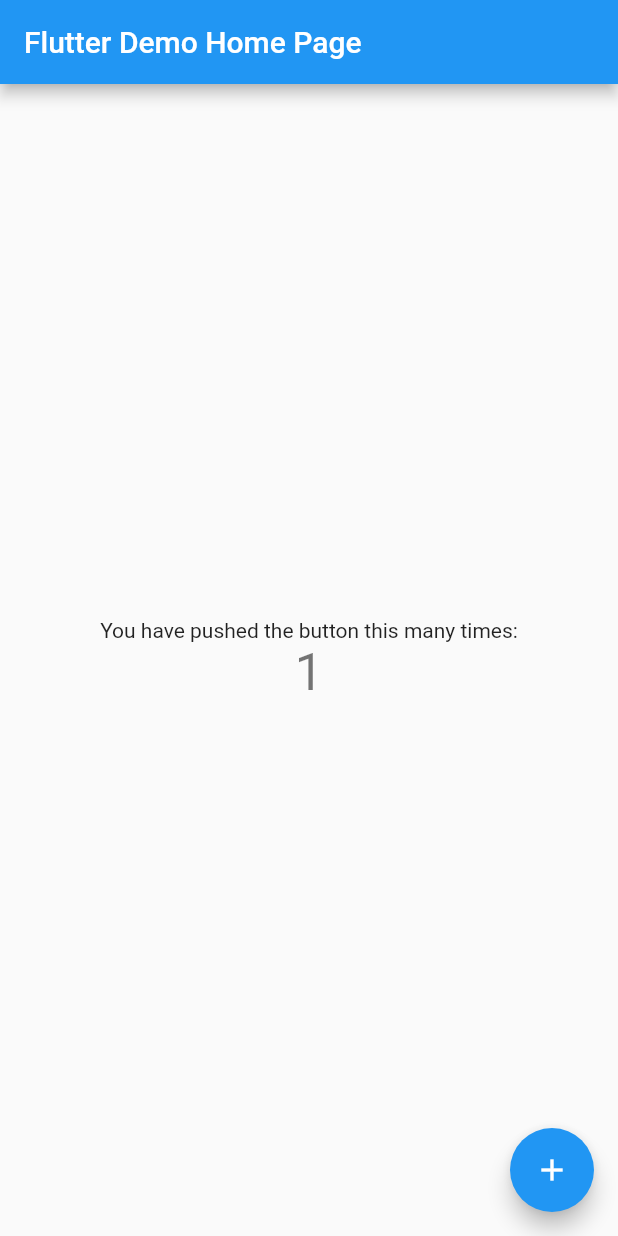
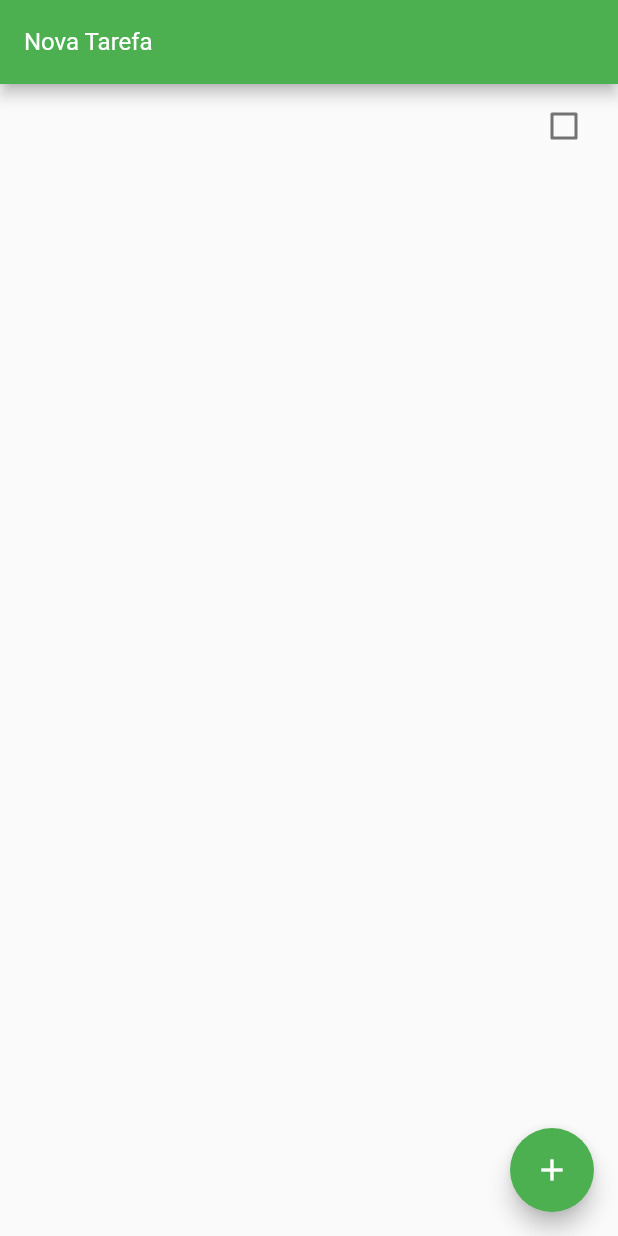
Before and after one commit to tarcisioribeiro-zz/Flutter, a Flutter app: the screen it shows after launch, after a tap on the "add" icon, on a phone screen of 412 x 824 dp. Run offline on Flutter 3.47's test engine with Material 2 defaults, Android fonts, the phone set to English and light mode, and no system bars; our stand-ins replace shared_preferences.

Commit message:
Mudei o main

```diff
--- a/todo/lib/main.dart
+++ b/todo/lib/main.dart
@@ -1,117 +1,127 @@
 import 'package:flutter/material.dart';
+import 'package:shared_preferences/shared_preferences.dart';
+import 'dart:convert';
 
-void main() {
-  runApp(MyApp());
-}
+import 'models/todo.dart';
+
+void main() => runApp(MyApp());
 
 class MyApp extends StatelessWidget {
-  // This widget is the root of your application.
   @override
   Widget build(BuildContext context) {
     return MaterialApp(
       title: 'Flutter Demo',
+      debugShowCheckedModeBanner: false,
       theme: ThemeData(
-        // This is the theme of your application.
-        //
-        // Try running your application with "flutter run". You'll see the
-        // application has a blue toolbar. Then, without quitting the app, try
-        // changing the primarySwatch below to Colors.green and then invoke
-        // "hot reload" (press "r" in the console where you ran "flutter run",
-        // or simply save your changes to "hot reload" in a Flutter IDE).
-        // Notice that the counter didn't reset back to zero; the application
-        // is not restarted.
-        primarySwatch: Colors.blue,
-        // This makes the visual density adapt to the platform that you run
-        // the app on. For desktop platforms, the controls will be smaller and
-        // closer together (more dense) than on mobile platforms.
-        visualDensity: VisualDensity.adaptivePlatformDensity,
+        primarySwatch: Colors.green,
       ),
-      home: MyHomePage(title: 'Flutter Demo Home Page'),
+      home: HomePage(),
     );
   }
 }
 
-class MyHomePage extends StatefulWidget {
-  MyHomePage({Key key, this.title}) : super(key: key);
+class HomePage extends StatefulWidget {
+  var items = new List<Item>();
 
-  // This widget is the home page of your application. It is stateful, meaning
-  // that it has a State object (defined below) that contains fields that affect
-  // how it looks.
-
-  // This class is the configuration for the state. It holds the values (in this
-  // case the title) provided by the parent (in this case the App widget) and
-  // used by the build method of the State. Fields in a Widget subclass are
-  // always marked "final".
-
-  final String title;
+  HomePage() {
+    items = [];
+    // todo.items.add(Item(title: "Item 1", done: false));
+    // todo.items.add(Item(title: "Item 2", done: true));
+    // todo.items.add(Item(title: "Item 3", done: false));
+  }
 
   @override
-  _MyHomePageState createState() => _MyHomePageState();
+  _HomePageState createState() => _HomePageState();
 }
 
-class _MyHomePageState extends State<MyHomePage> {
-  int _counter = 0;
+class _HomePageState extends State<HomePage> {
+  TextEditingController newTaskCtrl = TextEditingController();
 
-  void _incrementCounter() {
+  void add() {
     setState(() {
-      // This call to setState tells the Flutter framework that something has
-      // changed in this State, which causes it to rerun the build method below
-      // so that the display can reflect the updated values. If we changed
-      // _counter without calling setState(), then the build method would not be
-      // called again, and so nothing would appear to happen.
-      _counter++;
+      widget.items.add(Item(title: newTaskCtrl.text, done: false));
+      newTaskCtrl.text = "";
+      save();
     });
+  }
+
+  void remove(index) {
+    setState(() {
+      widget.items.removeAt(index);
+      save();
+    });
+  }
+
+  save() async {
+    var prefs = await SharedPreferences.getInstance();
+    await prefs.setString('data', jsonEncode(widget.items));
+  }
+
+  Future loadData() async {
+    var prefs = await SharedPreferences.getInstance();
+    var data = prefs.getString('data');
+    if (data != null) {
+      Iterable decoded = jsonDecode(data);
+      List<Item> result = decoded.map((x) => Item.fromJson(x)).toList();
+      setState(() {
+        widget.items = result;
+      });
+    }
+  }
+
+  _HomePageState() {
+    loadData();
   }
 
   @override
   Widget build(BuildContext context) {
-    // This method is rerun every time setState is called, for instance as done
-    // by the _incrementCounter method above.
-    //
-    // The Flutter framework has been optimized to make rerunning build methods
-    // fast, so that you can just rebuild anything that needs updating rather
-    // than having to individually change instances of widgets.
     return Scaffold(
       appBar: AppBar(
-        // Here we take the value from the MyHomePage object that was created by
-        // the App.build method, and use it to set our appbar title.
-        title: Text(widget.title),
-      ),
-      body: Center(
-        // Center is a layout widget. It takes a single child and positions it
-        // in the middle of the parent.
-        child: Column(
-          // Column is also a layout widget. It takes a list of children and
-          // arranges them vertically. By default, it sizes itself to fit its
-          // children horizontally, and tries to be as tall as its parent.
-          //
-          // Invoke "debug painting" (press "p" in the console, choose the
-          // "Toggle Debug Paint" action from the Flutter Inspector in Android
-          // Studio, or the "Toggle Debug Paint" command in Visual Studio Code)
-          // to see the wireframe for each widget.
-          //
-          // Column has various properties to control how it sizes itself and
-          // how it positions its children. Here we use mainAxisAlignment to
-          // center the children vertically; the main axis here is the vertical
-          // axis because Columns are vertical (the cross axis would be
-          // horizontal).
-          mainAxisAlignment: MainAxisAlignment.center,
-          children: <Widget>[
-            Text(
-              'You have pushed the button this many times:',
-            ),
-            Text(
-              '$_counter',
-              style: Theme.of(context).textTheme.headline4,
-            ),
-          ],
+        title: TextFormField(
+          keyboardType: TextInputType.text,
+          controller: newTaskCtrl,
+          decoration: InputDecoration(
+            labelText: "Nova Tarefa",
+            labelStyle: TextStyle(color: Colors.white),
+          ),
+          validator: (value) {
+            if (value.isEmpty) {
+              return "*";
+            }
+          },
         ),
       ),
+      body: ListView.builder(
+        itemCount: widget.items.length,
+        itemBuilder: (BuildContext ctxt, int index) {
+          final item = widget.items[index];
+
+          return Dismissible(
+            child: CheckboxListTile(
+              title: Text(item.title ?? ""),
+              onChanged: (bool value) {
+                setState(() {
+                  item.done = value;
+                  save();
+                });
+              },
+              value: item.done,
+            ),
+            key: Key(item.title),
+            onDismissed: (direction) {
+              remove(index);
+            },
+            background: Container(
+              color: Theme.of(context).primaryColorLight,
+            ),
+          );
+        },
+      ),
       floatingActionButton: FloatingActionButton(
-        onPressed: _incrementCounter,
-        tooltip: 'Increment',
+        onPressed: add,
         child: Icon(Icons.add),
-      ), // This trailing comma makes auto-formatting nicer for build methods.
+        backgroundColor: Colors.green,
+      ),
     );
   }
 }
```
